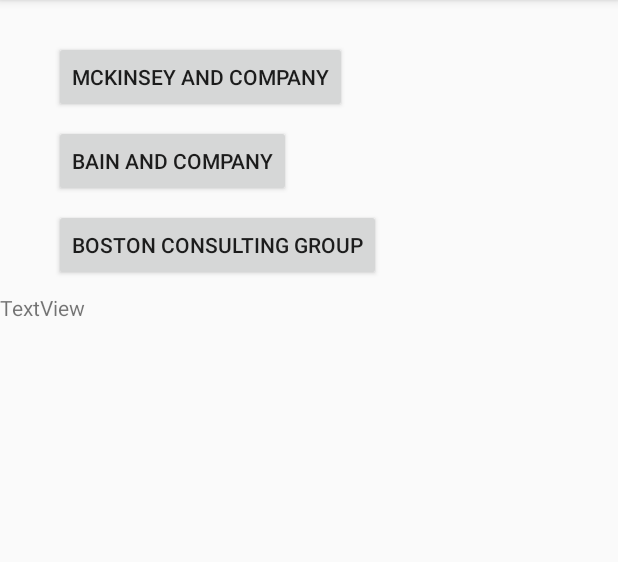
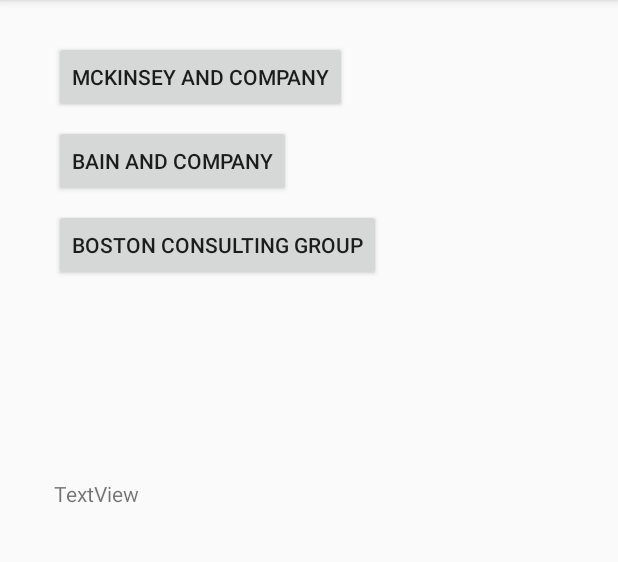
Before and after one commit to dvhwang/Group2, an Android app: the CareersMain screen opened directly, with no data from a screen before it, on a phone screen of 412 x 824 dp, the part 84-646 px from its top. Run offline under Robolectric (Android 15) with nearby library versions, the phone set to English and light mode, and no system bars.

Commit message:
Fixed ScrollView on CareersMain

```diff
--- a/app/src/main/java/com/example/group2/CareersMain.java
+++ b/app/src/main/java/com/example/group2/CareersMain.java
@@ -54,8 +54,7 @@ public class CareersMain extends AppCompatActivity {
 
         btn_bcg.setOnClickListener(new View.OnClickListener() {
             @Override
-            public void onClick(View v) {
-                getWikiPage("Boston_Consulting_Group");
+            public void onClick(View v) {getWikiPage("Boston_Consulting_Group");
             }
         });
 
--- a/app/src/main/res/layout/activity_careers_main.xml
+++ b/app/src/main/res/layout/activity_careers_main.xml
@@ -40,16 +40,18 @@
         app:layout_constraintTop_toBottomOf="@+id/btn_bain" />
 
     <ScrollView
-        android:layout_width="340dp"
-        android:layout_height="485dp"
-        android:layout_marginTop="8dp"
-        app:layout_constraintTop_toBottomOf="@+id/btn_bcg"
-        tools:layout_editor_absoluteX="36dp">
+        android:layout_width="334dp"
+        android:layout_height="395dp"
+        android:layout_marginStart="36dp"
+        android:layout_marginLeft="36dp"
+        android:layout_marginTop="132dp"
+        app:layout_constraintStart_toStartOf="parent"
+        app:layout_constraintTop_toBottomOf="@+id/btn_bcg">
 
         <LinearLayout
             android:layout_width="match_parent"
             android:layout_height="wrap_content"
-            android:orientation="vertical" >
+            android:orientation="vertical">
 
             <TextView
                 android:id="@+id/Wiki_Summary"
@@ -60,4 +62,5 @@
                 tools:layout_editor_absoluteY="65dp" />
         </LinearLayout>
     </ScrollView>
+
 </android.support.constraint.ConstraintLayout>
```
Also changed, not shown: app/src/main/res/drawable/bainw400px.jpg (added).
